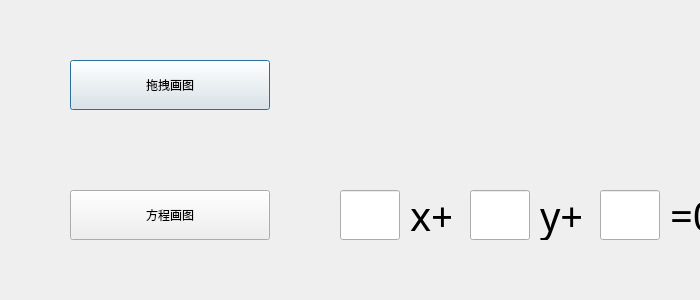
The window that line_select.ui (cjinchi/ComputerGraphics) describes before a commit, drawn with Qt 5.
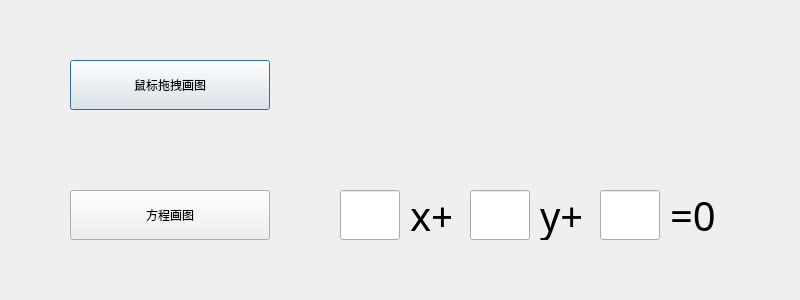
The same window after the commit.

What changed in the file:
```diff
--- a/line_select.ui
+++ b/line_select.ui
@@ -6,19 +6,19 @@
    <rect>
     <x>0</x>
     <y>0</y>
-    <width>700</width>
+    <width>800</width>
     <height>300</height>
    </rect>
   </property>
   <property name="minimumSize">
    <size>
-    <width>700</width>
+    <width>800</width>
     <height>300</height>
    </size>
   </property>
   <property name="maximumSize">
    <size>
-    <width>700</width>
+    <width>800</width>
     <height>300</height>
    </size>
   </property>
@@ -35,7 +35,7 @@
     </rect>
    </property>
    <property name="text">
-    <string>拖拽画图</string>
+    <string>鼠标拖拽画图</string>
    </property>
   </widget>
   <widget class="QPushButton" name="pushButton_2">
```
Left out of the diff: 10 changed lines with no effect on the pictures.
